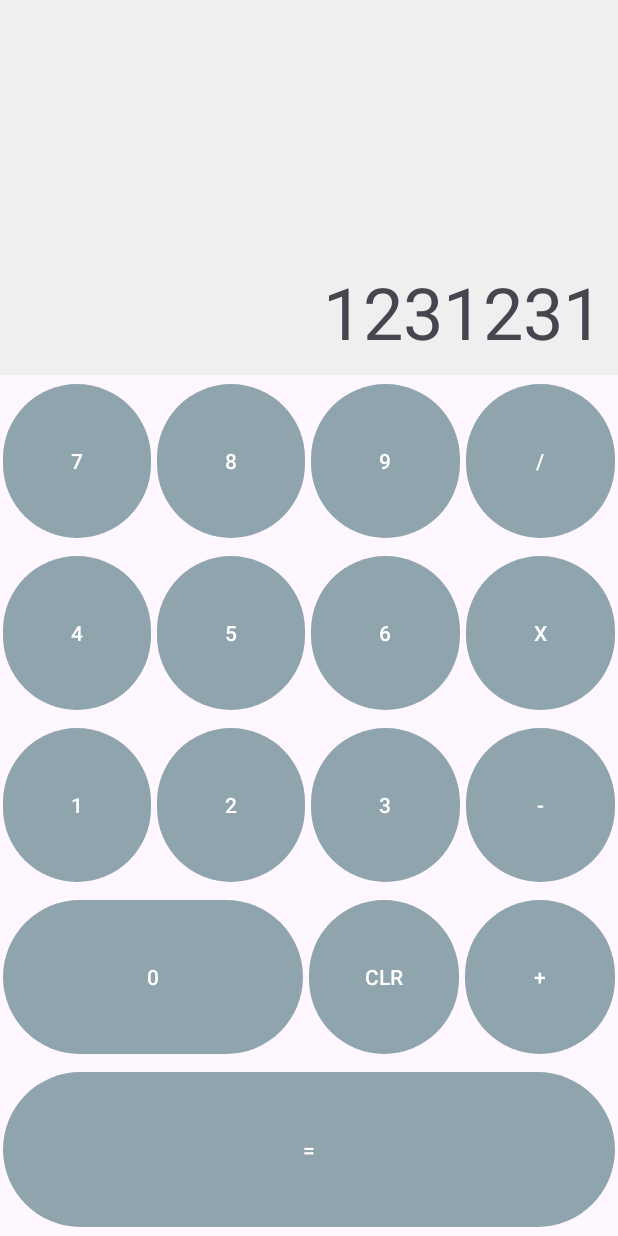
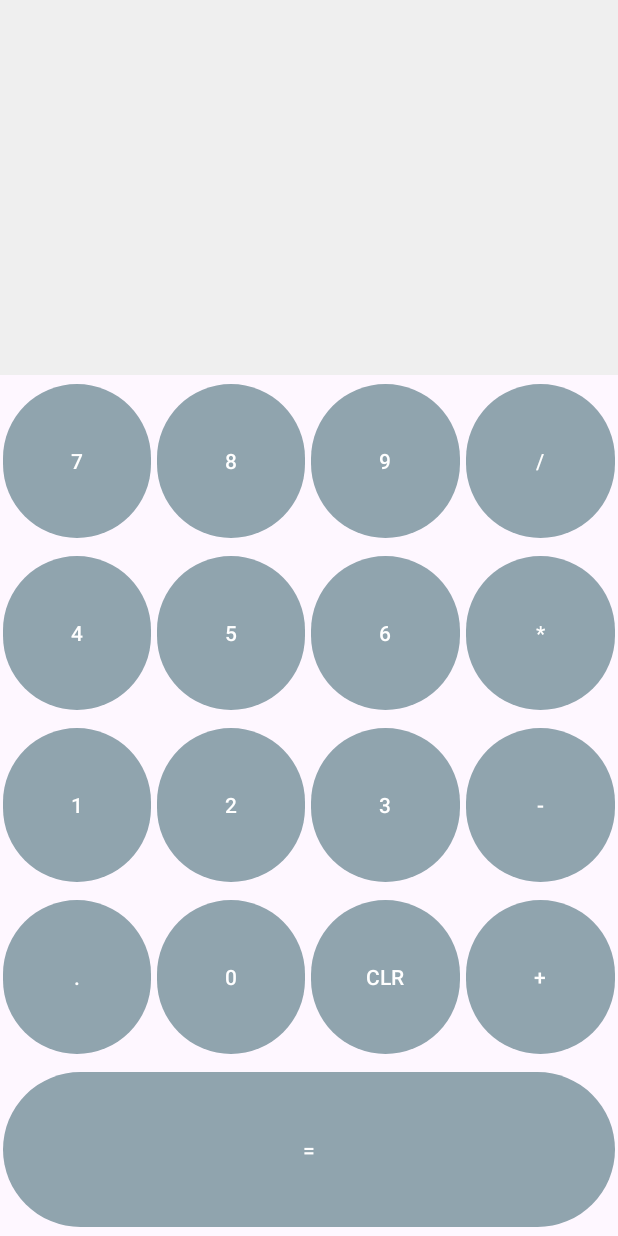
Before and after one commit to CannurKartum/MyCalculator, an Android app: the screen it shows after launch (MainActivity), on a phone screen of 412 x 824 dp. Run offline under Robolectric (Android 15) with nearby library versions, the phone set to English and light mode, and no system bars.

Commit message:
coding the basic rules

```diff
--- a/app/src/main/res/layout/activity_main.xml
+++ b/app/src/main/res/layout/activity_main.xml
@@ -9,12 +9,12 @@
     android:orientation="vertical">
 
     <TextView
+        android:id="@+id/tvInput"
         android:layout_width="match_parent"
         android:layout_height="250dp"
         android:background="#efefef"
         android:padding="10dp"
         android:textSize="48sp"
-        android:text="@string/calc_text"
         android:gravity="end|bottom"
         />
 
@@ -56,7 +56,7 @@
             android:layout_width="0dp"
             android:layout_height="match_parent"
             android:layout_weight="1"
-            android:onClick="onDigit"
+            android:onClick="onOperator"
             android:text="/"
             />
     </LinearLayout>
@@ -98,8 +98,8 @@
             android:layout_width="0dp"
             android:layout_height="match_parent"
             android:layout_weight="1"
-            android:onClick="onDigit"
-            android:text="X"
+            android:onClick="onOperator"
+            android:text="*"
             />
     </LinearLayout>
     <LinearLayout
@@ -140,7 +140,7 @@
             android:layout_width="0dp"
             android:layout_height="match_parent"
             android:layout_weight="1"
-            android:onClick="onDigit"
+            android:onClick="onOperator"
             android:text="-"
             />
     </LinearLayout>
@@ -151,13 +151,21 @@
         android:layout_weight="1">
         <Button
             android:layout_margin="2dp"
+            android:id="@+id/btnDot"
+            android:layout_width="0dp"
+            android:layout_height="match_parent"
+            android:layout_weight="1"
+            android:text="."
+            android:onClick="onDecimalPoint"
+            />
+        <Button
+            android:layout_margin="2dp"
             android:id="@+id/btnZero"
             android:layout_width="0dp"
             android:layout_height="match_parent"
-            android:layout_weight="2"
+            android:layout_weight="1"
             android:text="0"
             android:onClick="onDigit"
-
             />
 
         <Button
@@ -167,7 +175,7 @@
             android:layout_height="match_parent"
             android:layout_weight="1"
             android:text="CLR"
-            android:onClick="onDigit"
+            android:onClick="onClear"
             />
         <Button
             android:layout_margin="2dp"
@@ -175,7 +183,7 @@
             android:layout_width="0dp"
             android:layout_height="match_parent"
             android:layout_weight="1"
-            android:onClick="onDigit"
+            android:onClick="onOperator"
             android:text="+"
             />
     </LinearLayout>
--- a/app/src/main/res/values/strings.xml
+++ b/app/src/main/res/values/strings.xml
@@ -1,4 +1,4 @@
 <resources>
     <string name="app_name">MyCalculator</string>
-    <string name="calc_text">1231231</string>
+    <string name="calc_text">0</string>
 </resources>
```
Also changed, not shown: app/src/main/java/com/example/mycalculator/MainActivity.kt (+43 -1 lines).
